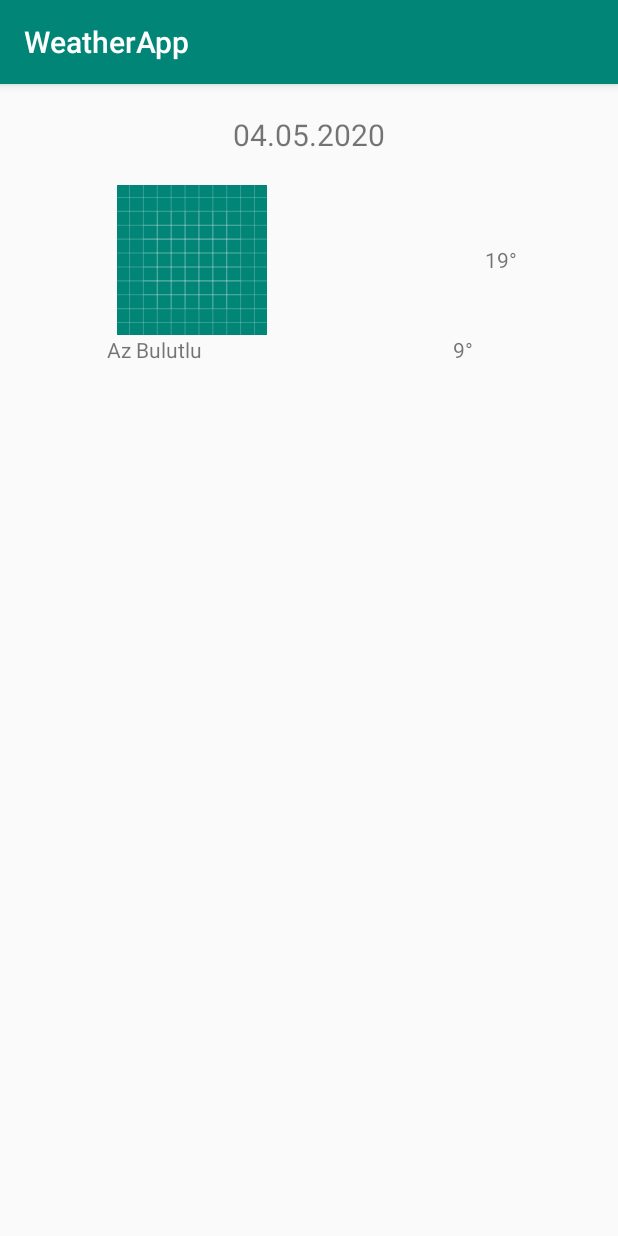
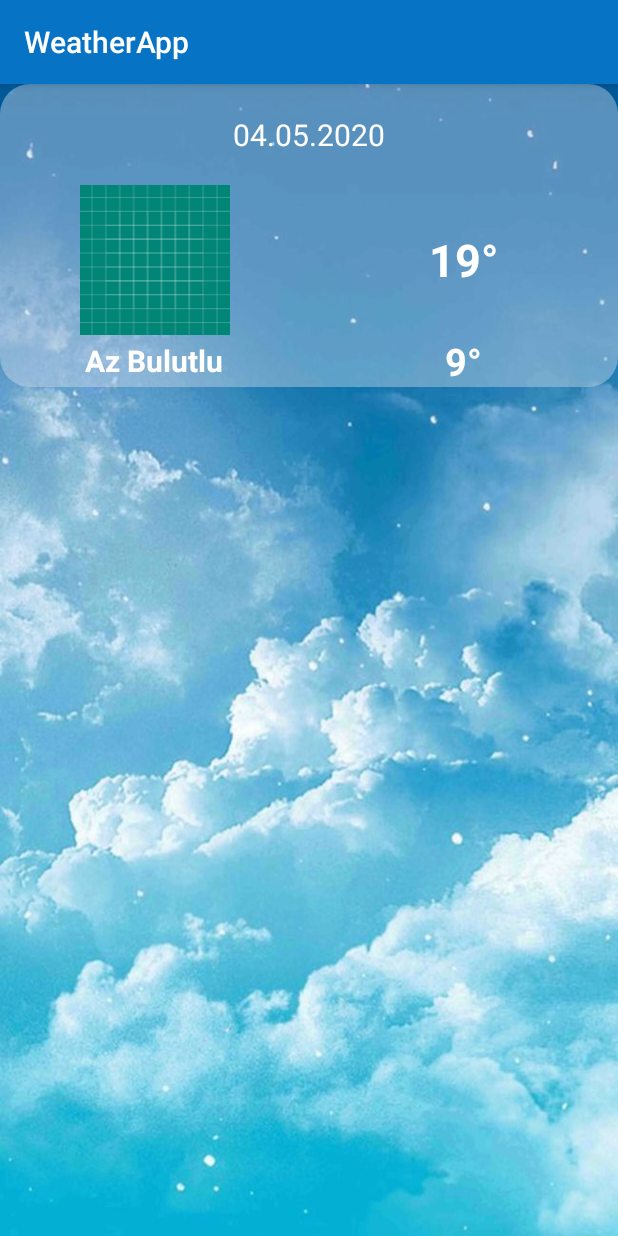
Before and after one commit to SultanSaribas/Tracking-System, an Android app: the screen it shows after launch (MainActivity), on a phone screen of 412 x 824 dp. Run offline under Robolectric (Android 15) with nearby library versions, the phone set to English and light mode, and no system bars; our stand-ins replace Picasso; pictures from the network do not load.

Commit message:
Date fixed and ui specialized

```diff
--- a/app/src/main/java/com/example/weatherapp/MainActivity.java
+++ b/app/src/main/java/com/example/weatherapp/MainActivity.java
@@ -70,6 +70,7 @@ public class MainActivity extends AppCompatActivity {
         final TextView todayDescription = findViewById(R.id.todayDescription);
         final TextView todayhigh = findViewById(R.id.todayHighDegree);
         final TextView todayLow = findViewById(R.id.todayLowDegree);
+        final TextView date=findViewById(R.id.date);
 
         restInterface= ApiClient.getClient().create(RestInterface.class);
         Call<Repo> call = restInterface.getRepo();
@@ -80,6 +81,11 @@ public class MainActivity extends AppCompatActivity {
                 MyAdapter adapter = new MyAdapter(getApplication(), repo);
                 recyclerView.setAdapter(adapter);
                 Picasso.get().load( "https://openweathermap.org/img/wn/" + repo.list.get(0).weather.get(0).icon + "@2x.png").into(imgToday);
+                todayDescription.setText(repo.list.get(0).weather.get(0).main);
+                String dates = MyAdapter.getReadableDateString(repo.list.get(0).dt, "dd/MM/yyyy");
+                date.setText(dates);
+                todayhigh.setText(String.valueOf(repo.list.get(0).temp.max + "\u2103" ));
+                todayLow.setText(String.valueOf(repo.list.get(0).temp.min + "\u2103"));
 
                 //recyclerView.notify();
                 Log.v("aa", "aaa");
--- /dev/null
+++ b/app/src/main/res/drawable/selector.xml
@@ -0,0 +1,8 @@
+<?xml version="1.0" encoding="UTF-8"?>
+<shape xmlns:android="http://schemas.android.com/apk/res/android">
+    <solid android:color="#66DBE2F0"/>
+    <stroke android:width="0dp" android:color="#A1A8AD" />
+    <corners android:radius="20dp"/>
+    <padding android:left="0dp" android:top="0dp"
+        android:right="0dp" android:bottom="0dp" />
+</shape>
--- a/app/src/main/res/layout/activity_main.xml
+++ b/app/src/main/res/layout/activity_main.xml
@@ -4,11 +4,13 @@
     android:orientation="vertical"
     android:layout_width="match_parent"
     android:layout_height="wrap_content"
-    tools:context=".MainActivity">
+    tools:context=".MainActivity"
+    android:background="@drawable/weather">
     <LinearLayout
         android:layout_width="match_parent"
         android:layout_height="match_parent"
-        android:orientation="vertical">
+        android:orientation="vertical"
+        android:background="@drawable/selector">
 
         <TextView
             android:padding="20dp"
@@ -16,6 +18,7 @@
             android:layout_width="match_parent"
             android:layout_height="wrap_content"
             android:text="04.05.2020"
+            android:textColor="@color/cardview_light_background"
             android:textSize="20sp"
             android:gravity="center"
             />
@@ -29,7 +32,7 @@
 
             <ImageView
                 android:id="@+id/imgToday"
-                android:layout_width="100dp"
+                android:layout_width="0dp"
                 android:layout_height="100dp"
                 android:layout_gravity="center"
                 android:layout_weight="1"
@@ -38,6 +41,9 @@
             <TextView
                 android:id="@+id/todayHighDegree"
                 android:text="19°"
+                android:textColor="@color/cardview_light_background"
+                android:textSize="30dp"
+                android:textStyle="bold"
                 android:layout_weight="1"
                 android:layout_gravity="center"
                 android:gravity="center"
@@ -61,6 +67,9 @@
                 android:layout_width="0dp"
                 android:layout_gravity="center"
                 android:gravity="center"
+                android:textSize="20sp"
+                android:textColor="@color/cardview_light_background"
+                android:textStyle="bold"
                 android:layout_weight="1"
                 android:layout_height="wrap_content" />
 
@@ -69,6 +78,9 @@
                 android:layout_weight="1"
                 android:layout_gravity="center"
                 android:gravity="center"
+                android:textStyle="bold"
+                android:textColor="@color/cardview_light_background"
+                android:textSize="25sp"
                 android:text="9°"
                 android:layout_width="0dp"
                 android:layout_height="wrap_content"/>
--- a/app/src/main/res/layout/cardview.xml
+++ b/app/src/main/res/layout/cardview.xml
@@ -5,9 +5,10 @@
     xmlns:android="http://schemas.android.com/apk/res/android"
     xmlns:app="http://schemas.android.com/apk/res-auto"
         android:layout_width="match_parent"
-        android:layout_height="wrap_content"
-        app:cardCornerRadius="20dp"
+        android:layout_height="150dp"
+        app:cardCornerRadius="0dp"
         android:innerRadius="0dp"
+        app:cardBackgroundColor="@android:color/transparent"
         android:shape="ring"
         android:thicknessRatio="1.9"
         android:elevation="12dp">
--- a/app/src/main/res/values/colors.xml
+++ b/app/src/main/res/values/colors.xml
@@ -1,6 +1,7 @@
 <?xml version="1.0" encoding="utf-8"?>
 <resources>
-    <color name="colorPrimary">#008577</color>
-    <color name="colorPrimaryDark">#00574B</color>
+    <color name="colorPrimary">#0773C5</color>
+    <color name="colorPrimaryDark">#044C83</color>
     <color name="colorAccent">#D81B60</color>
+    <color name="semiTransparentColor">#40FFFFFF</color>
 </resources>
```
Also changed, not shown: app/src/main/java/com/example/weatherapp/MyAdapter.java (+17 -5 lines), app/src/main/java/com/example/weatherapp/Repo.java (+0 -16 lines), app/src/main/java/com/example/weatherapp/Temp_.java (+0 -15 lines), app/src/main/java/com/example/weatherapp/Weather.java (+0 -15 lines), app/src/main/res/drawable/weather.jpg (added).
